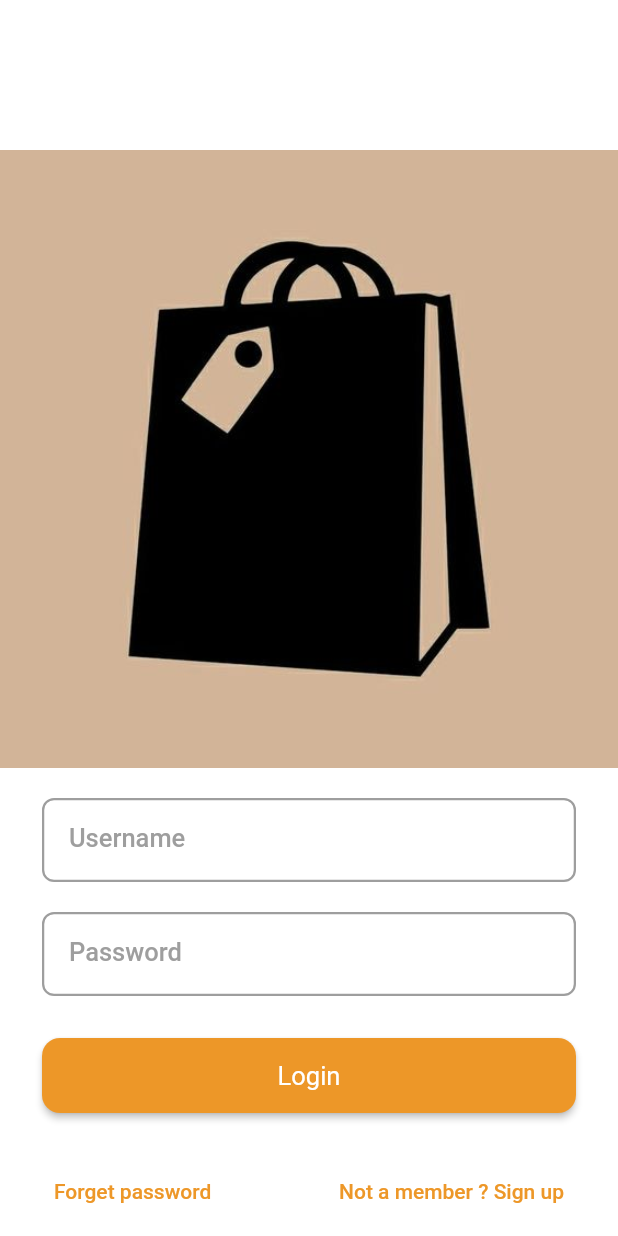
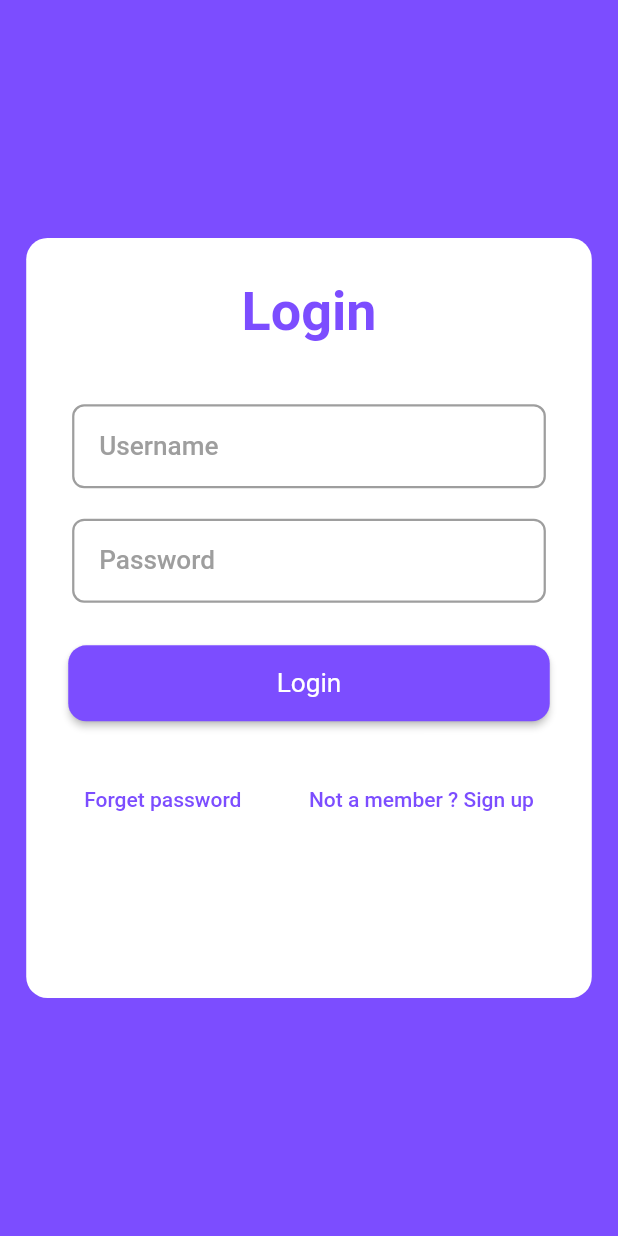
Before and after one commit to maslma/Shop_App, a Flutter app: the LoginView screen opened directly, on a phone screen of 412 x 824 dp. Run offline on Flutter 3.47's test engine with Material 2 defaults, Android fonts, the phone set to English and light mode, and no system bars; our stand-ins replace bloc, conditional_builder_null_safety, dio, flutter_bloc, flutter_screenutil, fluttertoast and 2 more; accounts and stored records are empty; Roboto replaces fonts that are missing (Montserrat).

Commit message:
make login and register ui

```diff
--- a/lib/presentation/presentation_managers/assets_managers.dart
+++ b/lib/presentation/presentation_managers/assets_managers.dart
@@ -2,6 +2,7 @@ const String imagePath = 'assets/images';
 
 class ImageAssets {
   static const String splashlogo = '$imagePath/splash_bg.jpg';
+  static const String splash = '$imagePath/splash.png';
 
   static const String onBoarding1 = '$imagePath/onboarding_logo1.svg';
   static const String onBoarding2 = '$imagePath/onboarding_logo2.svg';
--- a/lib/presentation/presentation_managers/color_manager.dart
+++ b/lib/presentation/presentation_managers/color_manager.dart
@@ -3,12 +3,12 @@ import 'package:flutter/material.dart';
 class ColorManager {
   ColorManager._();
 
-  static Color primary = HexColor.fromHex('#ED9728');
+  //static Color primary = HexColor.fromHex('#ED9728');
   static Color darkGrey = HexColor.fromHex('#525252');
   static Color grey = HexColor.fromHex('#737477');
   static Color lightGrey = HexColor.fromHex('#9E9E9E');
   static Color black = HexColor.fromHex('#000000');
-  static Color splashBg = HexColor.fromHex('#caad92');
+  static Color primary = Colors.deepPurpleAccent;
 
   // new colors
   static Color darkPrimary = const Color(0xffd17d11);
--- a/lib/presentation/presentation_managers/constancts_manager.dart
+++ b/lib/presentation/presentation_managers/constancts_manager.dart
@@ -1,5 +1,5 @@
 class AppConst {
-  static const int splashDelay = 30000;
+  static const int splashDelay = 3;
   static const int onboardingDuration = 250;
 
   static const baseUrl = 'https://nasrallah200.mocklab.io/';
--- a/lib/presentation/presentation_managers/string_manager.dart
+++ b/lib/presentation/presentation_managers/string_manager.dart
@@ -17,6 +17,7 @@ class AppStrings {
   static const skip = "skip";
   static const username = "Username";
   static const password = "Password";
+  static const phone = "Phone";
   static const usernameError = "Please enter your user name";
   static const passwordError = "Please enter your password";
   static const login = "Login";
@@ -26,7 +27,7 @@ class AppStrings {
   static const loading = "loading";
   static const retryAgain = "retry_again";
   static const ok = "ok";
-  static const String emailHint = 'email_hint';
+  static const String emailHint = 'Email';
   static const String invalidEmail = "email_error";
   static const String resetPassword = "reset_password";
   static const String success = "success";
@@ -34,7 +35,7 @@ class AppStrings {
   static const String mobileNumberInvalid = "mobile_number_hint_message";
   static const String passwordInvalid = "password_hint_message";
   static const String alreadyHaveAccount = "already_have_account";
-  static const register = "register";
+  static const register = "Register";
   static const mobileNumber = "mobile_number_hint";
   static const profilePicture = "upload_profile_picture";
   static const photoGallery = "photo_from_galley";
--- a/lib/presentation/presentation_managers/values_managers.dart
+++ b/lib/presentation/presentation_managers/values_managers.dart
@@ -38,5 +38,7 @@ class AppSize {
   static const double s60 = 60.0;
   static const double s100 = 100.0;
   static const double s200 = 200.0;
+  static const double s210 = 210.0;
   static const double s250 = 250.0;
+  static const double s500 = 500.0;
 }
--- a/lib/presentation/screens/login/views/login_view.dart
+++ b/lib/presentation/screens/login/views/login_view.dart
@@ -1,16 +1,5 @@
-import 'package:conditional_builder_null_safety/conditional_builder_null_safety.dart';
 import 'package:flutter/material.dart';
-import 'package:flutter_bloc/flutter_bloc.dart';
-
-import '../../../../utities/main_method.dart';
-import '../../../global_widgets/global_text_button.dart';
-import '../../../global_widgets/global_text_form_field.dart';
-import '../../../presentation_managers/assets_managers.dart';
-import '../../../presentation_managers/color_manager.dart';
-import '../../../presentation_managers/string_manager.dart';
-import '../../../presentation_managers/values_managers.dart';
-import '../view_model/cubit.dart';
-import '../view_model/states.dart';
+import 'package:shop_app/presentation/presentation_managers/exports.dart';
 
 class LoginView extends StatelessWidget {
   const LoginView({super.key});
@@ -26,20 +15,30 @@ class LoginView extends StatelessWidget {
       builder: (context, state) {
         LoginCubit cubit = LoginCubit.get(context);
         return Scaffold(
-          backgroundColor: ColorManager.white,
-          body: SingleChildScrollView(
-            physics: const BouncingScrollPhysics(),
+          backgroundColor: ColorManager.primary,
+          body: Padding(
+            padding: EdgeInsets.symmetric(horizontal: AppSize.s16.w),
+            child: Center(
+              child: SizedBox(
+                height: AppSize.s500.h,
+                width: AppSize.s500.w,
+                child: DecoratedBox(
+                  decoration: BoxDecoration(
+                    color: ColorManager.white,
+                    borderRadius: BorderRadius.circular(AppSize.s14.r),
+                  ),
                   child: Form(
                     key: cubit.formKey,
                     child: Column(
                       children: [
+                        SizedBox(height: AppSize.s28.h),
+                        Text(
+                          AppStrings.login,
+                          style: Theme.of(context).textTheme.labelMedium,
+                        ),
+                        SizedBox(height: AppSize.s40.h),
                         Padding(
-                    padding: const EdgeInsets.only(top: AppPadding.p100),
-                    child: Image.asset(ImageAssets.splashlogo),
-                  ),
-                  const SizedBox(height: AppSize.s20),
-                  Padding(
-                    padding: const EdgeInsets.symmetric(horizontal: AppPadding.p28),
+                          padding: EdgeInsets.symmetric(horizontal: AppPadding.p28.w),
                           child: GlobalTextFormField(
                             textInputType: TextInputType.emailAddress,
                             textController: cubit.emailController,
@@ -50,9 +49,9 @@ class LoginView extends StatelessWidget {
                             ),
                           ),
                         ),
-                  const SizedBox(height: AppSize.s20),
+                        SizedBox(height: AppSize.s20.h),
                         Padding(
-                    padding: const EdgeInsets.symmetric(horizontal: AppPadding.p28),
+                          padding: EdgeInsets.symmetric(horizontal: AppPadding.p28.w),
                           child: GlobalTextFormField(
                             textInputType: TextInputType.visiblePassword,
                             textController: cubit.passwordController,
@@ -64,31 +63,31 @@ class LoginView extends StatelessWidget {
                             ),
                           ),
                         ),
-                  const SizedBox(height: AppSize.s28),
+                        SizedBox(height: AppSize.s28.h),
                         Padding(
                           padding: const EdgeInsets.symmetric(horizontal: AppPadding.p28),
                           child: SizedBox(
-                      height: AppSize.s50,
-                      width: double.infinity,
+                            height: AppSize.s50.h,
+                            width: double.infinity.w,
                             child: ConditionalBuilder(
                               condition: state is! LoginLoadingState,
                               builder: (context) => ElevatedButton(
                                 onPressed: () {
-                            if (cubit.formKey.currentState!.validate()) {
-
-                            }
+                                  if (cubit.formKey.currentState!.validate()) {}
                                 },
                                 child: const Text(
                                   AppStrings.login,
                                 ),
                               ),
-                        fallback: (context) => const Center(child: CircularProgressIndicator()),
+                              fallback: (context) => const Center(
+                                child: CircularProgressIndicator(),
                               ),
                             ),
                           ),
-                  const SizedBox(height: AppSize.s28),
+                        ),
+                        SizedBox(height: AppSize.s28.h),
                         Padding(
-                    padding: const EdgeInsets.symmetric(horizontal: AppPadding.p28),
+                          padding: EdgeInsets.symmetric(horizontal: AppPadding.p28.w),
                           child: Row(
                             mainAxisAlignment: MainAxisAlignment.spaceBetween,
                             children: [
@@ -98,7 +97,7 @@ class LoginView extends StatelessWidget {
                               ),
                               GlobalTextButton(
                                 onPressed: () {
-                            //navTo(routeName: Routes.splashRoute, context: context);
+                                  navTo(routeName: Routes.registerRoute, context: context);
                                 },
                                 text: AppStrings.registerText,
                               ),
@@ -109,6 +108,9 @@ class LoginView extends StatelessWidget {
                     ),
                   ),
                 ),
+              ),
+            ),
+          ),
         );
       },
     );
--- /dev/null
+++ b/lib/presentation/screens/register/view_model/cubit/register_cubit.dart
@@ -0,0 +1,15 @@
+import 'package:flutter/material.dart';
+import 'package:shop_app/presentation/presentation_managers/exports.dart';
+
+class RegisterCubit extends Cubit<RegisterState> {
+  RegisterCubit() : super(RegisterInitial());
+
+  static RegisterCubit get(context) => BlocProvider.of(context);
+
+  final formKey = GlobalKey<FormState>();
+  final emailController = TextEditingController();
+  final passwordController = TextEditingController();
+  final nameController = TextEditingController();
+  final phoneController = TextEditingController();
+
+}
--- /dev/null
+++ b/lib/presentation/screens/register/view_model/cubit/register_state.dart
@@ -0,0 +1,3 @@
+abstract class RegisterState {}
+
+class RegisterInitial extends RegisterState {}
```
Also changed, not shown: lib/main.dart (+13 -13 lines), lib/presentation/presentation_managers/exports.dart (+26 -0 lines), lib/presentation/presentation_managers/routes_manager.dart (+7 -3 lines), lib/presentation/presentation_managers/style_manager.dart (+33 -11 lines), lib/presentation/presentation_managers/theme_manager.dart (+6 -3 lines), lib/presentation/screens/register/view/register_view.dart (added, +147 -0 lines), lib/presentation/screens/splash/views/splash_views.dart (+17 -16 lines), assets/images/splash.png (added), lib/domain/models/search_model.dart (renamed from lib/domain/models/searchModel.dart). Lines whose indentation alone changed are shown as unchanged.
